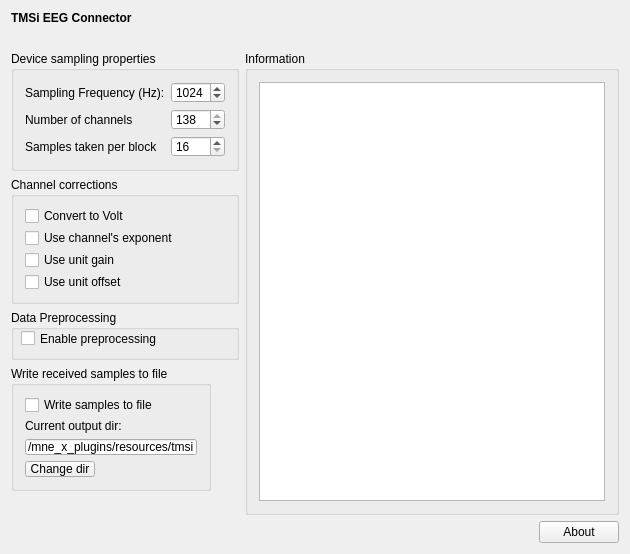
Old version of the form applications/mne_x/plugins/tmsi/FormFiles/tmsisetup.ui in the repository mne-tools/mne-cpp.
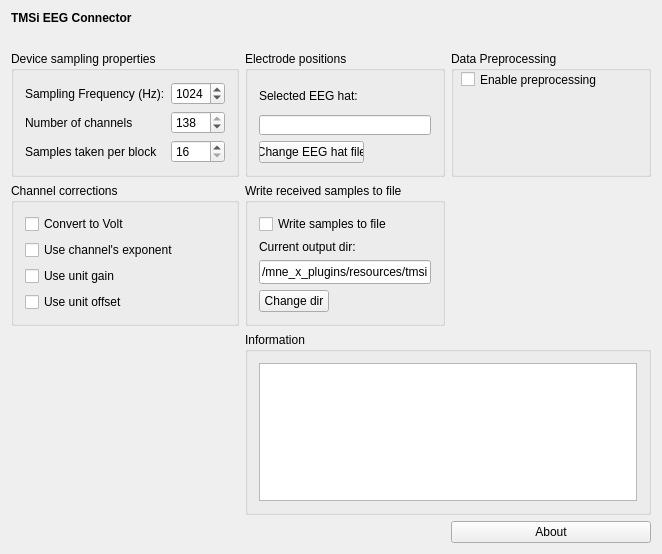
New version of the form.

Commit message: - added .elc importer class asaelc (.elc = electrode position files) - added group box in tmsi widget. use to load wanted .elc file

What changed in the file:
```diff
--- a/applications/mne_x/plugins/tmsi/FormFiles/tmsisetup.ui
+++ b/applications/mne_x/plugins/tmsi/FormFiles/tmsisetup.ui
@@ -6,7 +6,7 @@
    <rect>
     <x>0</x>
     <y>0</y>
-    <width>630</width>
+    <width>638</width>
     <height>554</height>
    </rect>
   </property>
@@ -44,24 +44,14 @@
     </spacer>
    </item>
    <item>
-    <layout class="QGridLayout" name="m_qGridLayout_main">
-     <item row="4" column="0">
-      <spacer name="m_qVerticalSpacer_LeftRow">
-       <property name="orientation">
-        <enum>Qt::Vertical</enum>
-       </property>
-       <property name="sizeHint" stdset="0">
-        <size>
-         <width>20</width>
-         <height>40</height>
-        </size>
-       </property>
-      </spacer>
-     </item>
+    <layout class="QGridLayout" name="m_qGridLayout_main" rowstretch="0,0,0,0,0,0" columnstretch="0,0,0,0">
+     <property name="spacing">
+      <number>6</number>
+     </property>
      <item row="0" column="0">
       <widget class="QGroupBox" name="m_qGroupBox_SamplingProperties">
        <property name="sizePolicy">
-        <sizepolicy hsizetype="Minimum" vsizetype="Preferred">
+        <sizepolicy hsizetype="Preferred" vsizetype="Preferred">
          <horstretch>0</horstretch>
          <verstretch>0</verstretch>
         </sizepolicy>
@@ -69,7 +59,7 @@
        <property name="minimumSize">
         <size>
          <width>0</width>
-         <height>120</height>
+         <height>0</height>
         </size>
        </property>
        <property name="maximumSize">
@@ -158,21 +148,14 @@
        </property>
       </widget>
      </item>
-     <item row="5" column="1">
-      <spacer name="m_qHorizontalSpacer_About">
-       <property name="orientation">
-        <enum>Qt::Horizontal</enum>
-       </property>
-       <property name="sizeHint" stdset="0">
-        <size>
-         <width>40</width>
-         <height>20</height>
-        </size>
-       </property>
-      </spacer>
-     </item>
-     <item row="0" column="1" rowspan="5" colspan="2">
+     <item row="2" column="1" rowspan="3" colspan="2">
       <widget class="QGroupBox" name="m_qGroupBox_Information">
+       <property name="maximumSize">
+        <size>
+         <width>16777215</width>
+         <height>16777215</height>
+        </size>
+       </property>
        <property name="title">
         <string>Information</string>
        </property>
@@ -186,7 +169,7 @@
      <item row="1" column="0">
       <widget class="QGroupBox" name="m_qGroupBox_ChannelCorrections">
        <property name="sizePolicy">
-        <sizepolicy hsizetype="Preferred" vsizetype="Minimum">
+        <sizepolicy hsizetype="Minimum" vsizetype="Minimum">
          <horstretch>0</horstretch>
          <verstretch>0</verstretch>
         </sizepolicy>
@@ -194,7 +177,7 @@
        <property name="minimumSize">
         <size>
          <width>0</width>
-         <height>110</height>
+         <height>0</height>
         </size>
        </property>
        <property name="title">
@@ -232,74 +215,20 @@
        </layout>
       </widget>
      </item>
-     <item row="3" column="0">
-      <widget class="QGroupBox" name="m_qGroupBox_WriteToFile">
-       <property name="sizePolicy">
-        <sizepolicy hsizetype="Preferred" vsizetype="Minimum">
-         <horstretch>0</horstretch>
-         <verstretch>0</verstretch>
-        </sizepolicy>
+     <item row="0" column="3">
+      <spacer name="horizontalSpacer_3">
+       <property name="orientation">
+        <enum>Qt::Horizontal</enum>
        </property>
-       <property name="minimumSize">
+       <property name="sizeHint" stdset="0">
         <size>
-         <width>0</width>
-         <height>70</height>
+         <width>40</width>
+         <height>20</height>
         </size>
        </property>
-       <property name="maximumSize">
-        <size>
-         <width>200</width>
-         <height>16777215</height>
-        </size>
-       </property>
-       <property name="title">
-        <string>Write received samples to file</string>
-       </property>
-       <layout class="QGridLayout" name="gridLayout">
-        <item row="0" column="1">
-         <widget class="QCheckBox" name="m_checkBox_WriteToFile">
-          <property name="text">
-           <string>Write samples to file</string>
-          </property>
-         </widget>
-        </item>
-        <item row="3" column="1">
-         <widget class="QLineEdit" name="m_lineEdit_outputDir">
-          <property name="maximumSize">
-           <size>
-            <width>200</width>
-            <height>16777215</height>
-           </size>
-          </property>
-          <property name="text">
-           <string>/mne_x_plugins/resources/tmsi</string>
-          </property>
-         </widget>
-        </item>
-        <item row="4" column="1">
-         <widget class="QPushButton" name="m_pushButton_ChangeDir">
-          <property name="maximumSize">
-           <size>
-            <width>70</width>
-            <height>16777215</height>
-           </size>
-          </property>
-          <property name="text">
-           <string>Change dir</string>
-          </property>
-         </widget>
-        </item>
-        <item row="1" column="1">
-         <widget class="QLabel" name="label">
-          <property name="text">
-           <string>Current output dir:</string>
-          </property>
-         </widget>
-        </item>
-       </layout>
-      </widget>
+      </spacer>
      </item>
-     <item row="2" column="0">
+     <item row="0" column="2">
       <widget class="QGroupBox" name="groupBox">
        <property name="minimumSize">
         <size>
@@ -325,6 +254,203 @@
        </widget>
       </widget>
      </item>
+     <item row="5" column="1">
+      <spacer name="m_qHorizontalSpacer_About">
+       <property name="orientation">
+        <enum>Qt::Horizontal</enum>
+       </property>
+       <property name="sizeType">
+        <enum>QSizePolicy::Fixed</enum>
+       </property>
+       <property name="sizeHint" stdset="0">
+        <size>
+         <width>200</width>
+         <height>20</height>
+        </size>
+       </property>
+      </spacer>
+     </item>
+     <item row="5" column="0">
+      <spacer name="horizontalSpacer">
+       <property name="orientation">
+        <enum>Qt::Horizontal</enum>
+       </property>
+       <property name="sizeType">
+        <enum>QSizePolicy::Fixed</enum>
+       </property>
+       <property name="sizeHint" stdset="0">
+        <size>
+         <width>200</width>
+         <height>20</height>
+        </size>
+       </property>
+      </spacer>
+     </item>
+     <item row="0" column="1">
+      <widget class="QGroupBox" name="m_qGroupBox_ElectrodePos">
+       <property name="sizePolicy">
+        <sizepolicy hsizetype="Expanding" vsizetype="Expanding">
+         <horstretch>0</horstretch>
+         <verstretch>0</verstretch>
+        </sizepolicy>
+       </property>
+       <property name="maximumSize">
+        <size>
+         <width>200</width>
+         <height>16777215</height>
+        </size>
+       </property>
+       <property name="title">
+        <string>Electrode positions</string>
+       </property>
+       <layout class="QVBoxLayout" name="verticalLayout">
+        <item>
+         <widget class="QLabel" name="m_qLabel_EEGHat">
+          <property name="text">
+           <string>Selected EEG hat:</string>
+          </property>
+         </widget>
+        </item>
+        <item>
+         <widget class="QLineEdit" name="m_lineEdit_CurrentEEGHat">
+          <property name="sizePolicy">
+           <sizepolicy hsizetype="Preferred" vsizetype="Preferred">
+            <horstretch>0</horstretch>
+            <verstretch>0</verstretch>
+           </sizepolicy>
+          </property>
+          <property name="minimumSize">
+           <size>
+            <width>0</width>
+            <height>0</height>
+           </size>
+          </property>
+          <property name="maximumSize">
+           <size>
+            <width>16777215</width>
+            <height>20</height>
+           </size>
+          </property>
+         </widget>
+        </item>
+        <item>
+         <widget class="QPushButton" name="m_pushButton_ChangeEEGHatDir">
+          <property name="maximumSize">
+           <size>
+            <width>105</width>
+            <height>16777215</height>
+           </size>
+          </property>
+          <property name="text">
+           <string>Change EEG hat file</string>
+          </property>
+         </widget>
+        </item>
+       </layout>
+      </widget>
+     </item>
+     <item row="1" column="1">
+      <widget class="QGroupBox" name="m_qGroupBox_WriteToFile">
+       <property name="sizePolicy">
+        <sizepolicy hsizetype="Preferred" vsizetype="Minimum">
+         <horstretch>0</horstretch>
+         <verstretch>0</verstretch>
+        </sizepolicy>
+       </property>
+       <property name="minimumSize">
+        <size>
+         <width>0</width>
+         <height>0</height>
+        </size>
+       </property>
+       <property name="maximumSize">
+        <size>
+         <width>200</width>
+         <height>16777215</height>
+        </size>
+       </property>
+       <property name="title">
+        <string>Write received samples to file</string>
+       </property>
+       <layout class="QGridLayout" name="gridLayout">
+        <item row="5" column="0">
+         <widget class="QPushButton" name="m_pushButton_ChangeOutputDir">
+          <property name="maximumSize">
+           <size>
+            <width>70</width>
+            <height>16777215</height>
+           </size>
+          </property>
+          <property name="text">
+           <string>Change dir</string>
+          </property>
+         </widget>
+        </item>
+        <item row="0" column="0">
+         <widget class="QCheckBox" name="m_checkBox_WriteToFile">
+          <property name="text">
+           <string>Write samples to file</string>
+          </property>
+         </widget>
+        </item>
+        <item row="3" column="0">
+         <widget class="QLabel" name="m_qLabel_WriteSamples">
+          <property name="text">
+           <string>Current output dir:</string>
+          </property>
+         </widget>
+        </item>
+        <item row="4" column="0">
+         <widget class="QLineEdit" name="m_lineEdit_outputDir">
+          <property name="sizePolicy">
+           <sizepolicy hsizetype="Expanding" vsizetype="Expanding">
+            <horstretch>0</horstretch>
+            <verstretch>0</verstretch>
+           </sizepolicy>
+          </property>
+          <property name="maximumSize">
+           <size>
+            <width>16777215</width>
+            <height>16777215</height>
+           </size>
+          </property>
+          <property name="text">
+           <string>/mne_x_plugins/resources/tmsi</string>
+          </property>
+         </widget>
+        </item>
+       </layout>
+      </widget>
+     </item>
+     <item row="2" column="0" rowspan="3">
+      <spacer name="verticalSpacer">
+       <property name="orientation">
+        <enum>Qt::Vertical</enum>
+       </property>
+       <property name="sizeHint" stdset="0">
+        <size>
+         <width>20</width>
+         <height>40</height>
+        </size>
+       </property>
+      </spacer>
+     </item>
+     <item row="1" column="2">
+      <spacer name="horizontalSpacer_2">
+       <property name="orientation">
+        <enum>Qt::Horizontal</enum>
+       </property>
+       <property name="sizeType">
+        <enum>QSizePolicy::Fixed</enum>
+       </property>
+       <property name="sizeHint" stdset="0">
+        <size>
+         <width>200</width>
+         <height>20</height>
+        </size>
+       </property>
+      </spacer>
+     </item>
     </layout>
    </item>
   </layout>
```
The commit also changes 7 other files.
